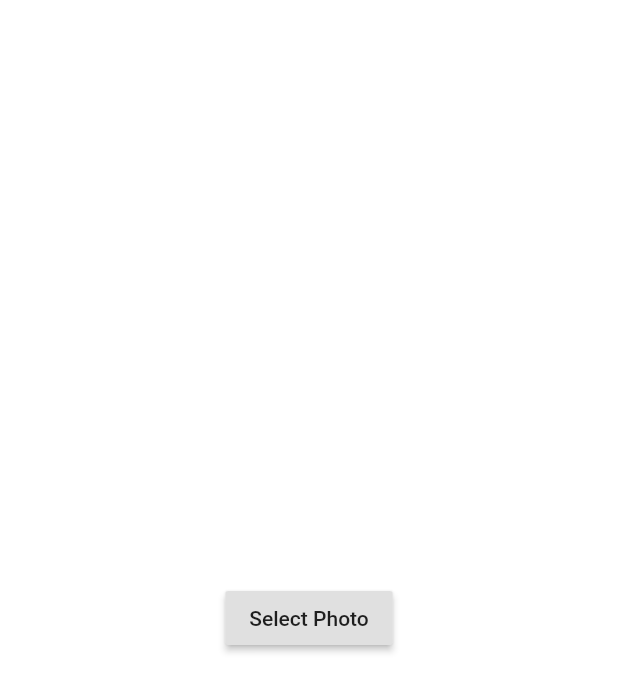
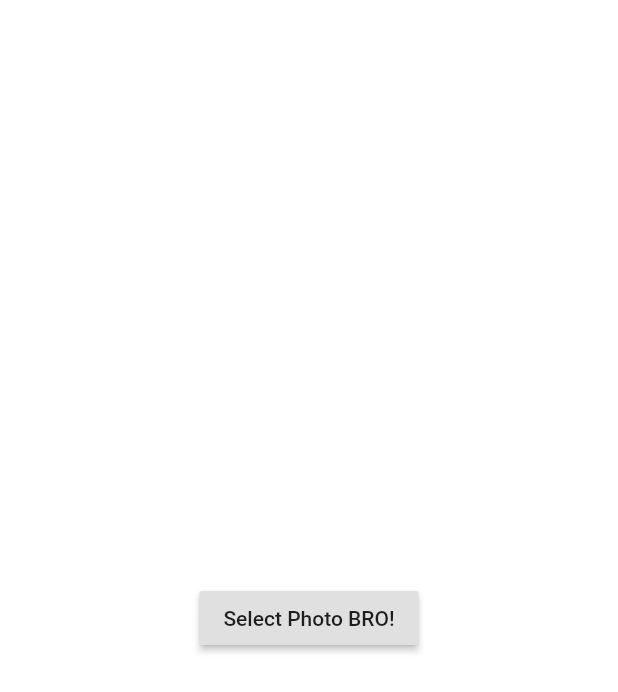
Before and after one commit to arizala13/Flutter-App, a Flutter app: the CameraScreen screen opened by its route, on a phone screen of 412 x 824 dp. Shown: the top 692 px of the screen. Run offline on Flutter 3.47's test engine with Material 2 defaults, Android fonts, the phone set to English and light mode, and no system bars; our stand-ins replace cloud_firestore, image_picker, location, share; accounts and stored records are empty.

```diff
--- a/lib/screens/camera_screen.dart
+++ b/lib/screens/camera_screen.dart
@@ -1,5 +1,4 @@
 import 'dart:io';
-
 import 'package:flutter/material.dart';
 import 'package:image_picker/image_picker.dart';
 
@@ -23,7 +22,7 @@ class _CameraScreenState extends State<CameraScreen> {
     if (image == null) {
       return Center(
         child: RaisedButton(
-          child:Text('Select Photo'),
+          child:Text('Select Photo BRO!'),
           onPressed: () {
             getImage();
           },)
```
Also changed, not shown: pubspec.yaml (line endings or trailing spaces), 1 other file.
